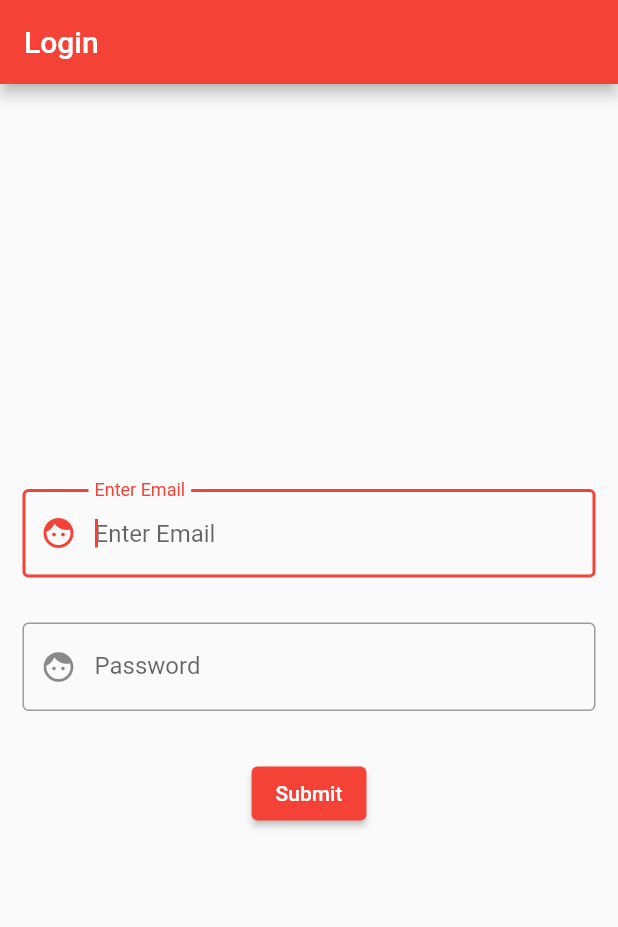
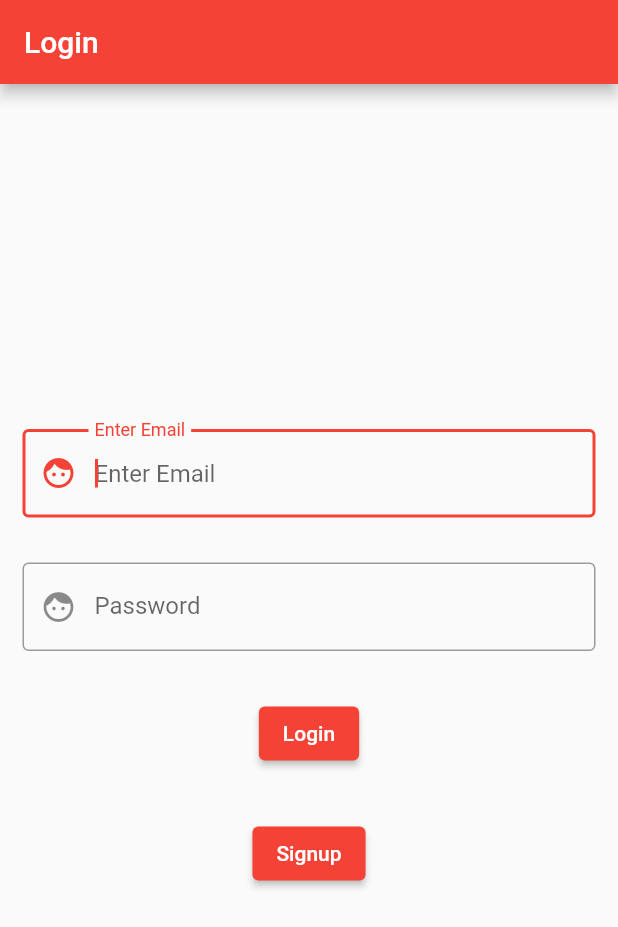
Before and after one commit to KaranDuggal/auth, a Flutter app: the screen it shows after launch, on a phone screen of 412 x 824 dp. Shown: the top 927 px of the screen. Run offline on Flutter 3.47's test engine with Material 2 defaults, Android fonts, the phone set to English and light mode, and no system bars; our stand-ins replace dio.

```diff
--- a/lib/src/screens/login_screen.dart
+++ b/lib/src/screens/login_screen.dart
@@ -1,5 +1,6 @@
 
 import 'package:auth/src/models/login.dart';
+import 'package:auth/src/screens/signup_screen.dart';
 import 'package:auth/src/servies/api_service.dart';
 import 'package:flutter/material.dart';
 class LoginScreen extends StatefulWidget {
@@ -84,7 +85,16 @@ class _LoginScreenState extends State<LoginScreen> {
                               .showSnackBar(SnackBar(content: Text('${data.message}')));
                         }
                       },
-                      child: Text('Submit'),
+                      child: Text('Login'),
+                    ),
+                  ),
+                  Padding(
+                    padding: const EdgeInsets.symmetric(vertical: 16.0),
+                    child: ElevatedButton(
+                      onPressed: () async {
+                        Navigator.push(context, MaterialPageRoute(builder: (context) => SignUpScreen()));
+                      },
+                      child: Text('Signup'),
                     ),
                   ),
                 ],
--- a/lib/src/screens/signup_screen.dart
+++ b/lib/src/screens/signup_screen.dart
@@ -1,5 +1,6 @@
 
 import 'package:auth/src/models/signup.dart';
+import 'package:auth/src/screens/login_screen.dart';
 import 'package:auth/src/servies/api_service.dart';
 import 'package:flutter/material.dart';
 class SignUpScreen extends StatefulWidget {
@@ -129,7 +130,16 @@ class _SignUpScreenState extends State<SignUpScreen> {
                               .showSnackBar(SnackBar(content: Text('${dataaa.message}')));
                         }
                       },
-                      child: Text('Submit'),
+                      child: Text('Signup'),
+                    ),
+                  ),
+                  Padding(
+                    padding: const EdgeInsets.symmetric(vertical: 16.0),
+                    child: ElevatedButton(
+                      onPressed: () async {
+                        Navigator.push(context, MaterialPageRoute(builder: (context) => LoginScreen()));
+                      },
+                      child: Text('Login'),
                     ),
                   ),
                 ],
```
